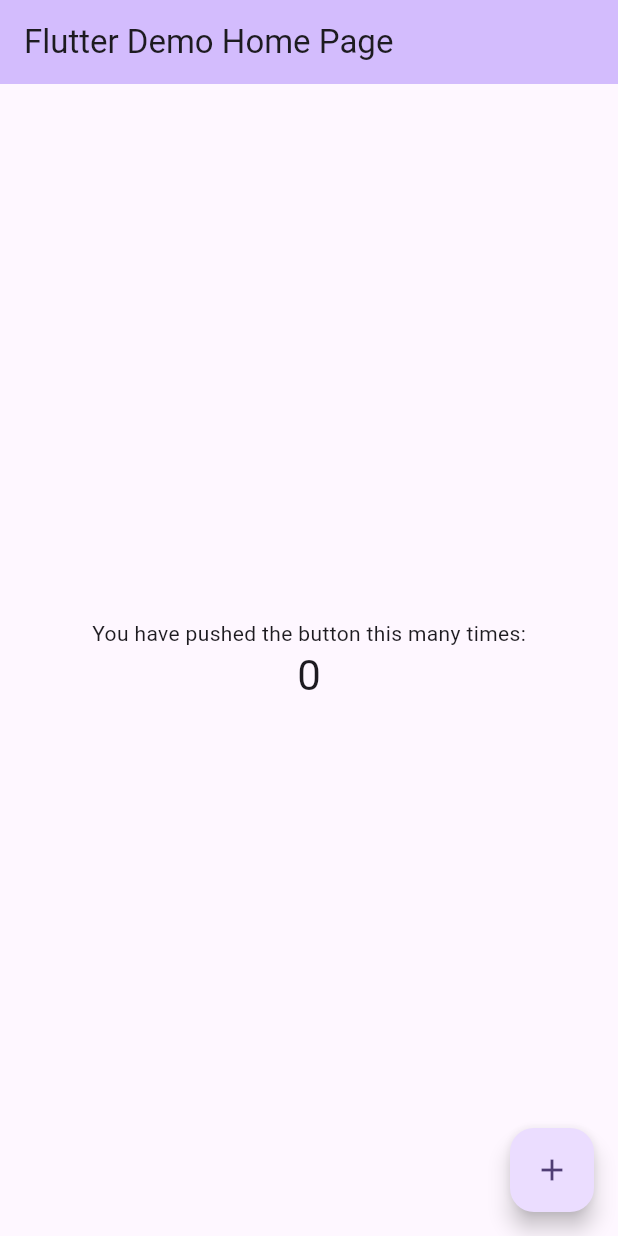
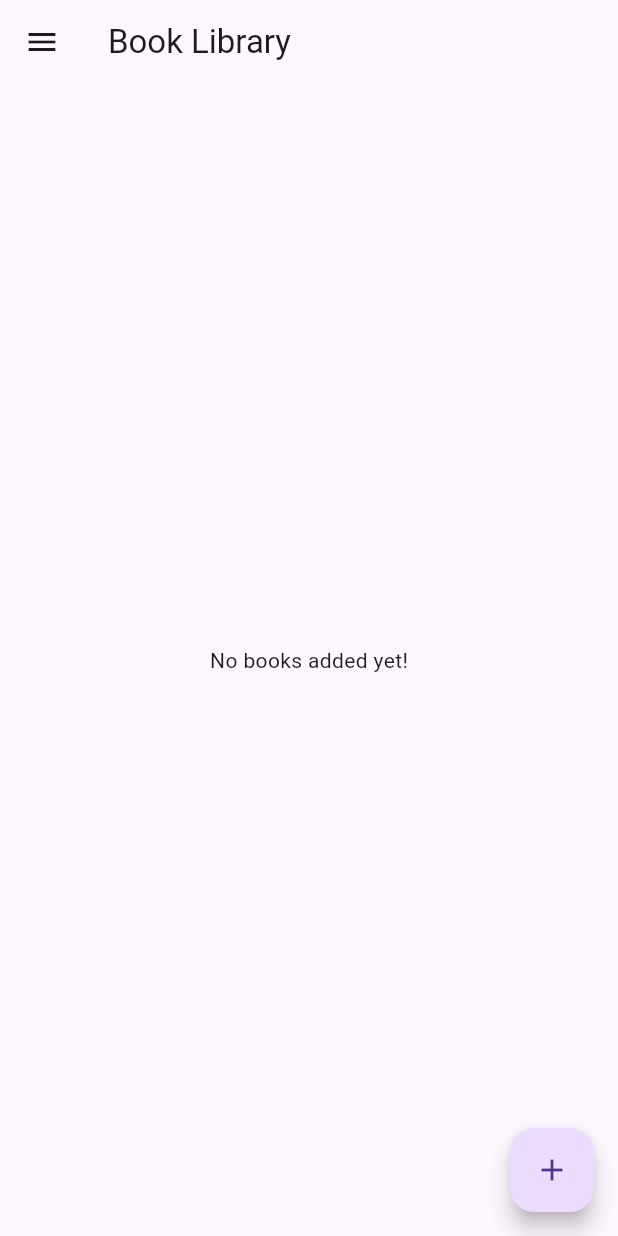
Before and after one commit to jzuber29/project_10_book_library_app, a Flutter app: the screen it shows after launch, on a phone screen of 412 x 824 dp. Run offline on Flutter 3.47's test engine with Material 3 defaults, Android fonts, the phone set to English and light mode, and no system bars.

Commit message:
book library app

```diff
--- a/lib/main.dart
+++ b/lib/main.dart
@@ -1,122 +1,20 @@
 import 'package:flutter/material.dart';
+import 'screens/home_screen.dart';
 
 void main() {
-  runApp(const MyApp());
+  runApp(const BookLibraryApp());
 }
 
-class MyApp extends StatelessWidget {
-  const MyApp({super.key});
+class BookLibraryApp extends StatelessWidget {
+  const BookLibraryApp({super.key});
 
-  // This widget is the root of your application.
   @override
   Widget build(BuildContext context) {
     return MaterialApp(
-      title: 'Flutter Demo',
-      theme: ThemeData(
-        // This is the theme of your application.
-        //
-        // TRY THIS: Try running your application with "flutter run". You'll see
-        // the application has a purple toolbar. Then, without quitting the app,
-        // try changing the seedColor in the colorScheme below to Colors.green
-        // and then invoke "hot reload" (save your changes or press the "hot
-        // reload" button in a Flutter-supported IDE, or press "r" if you used
-        // the command line to start the app).
-        //
-        // Notice that the counter didn't reset back to zero; the application
-        // state is not lost during the reload. To reset the state, use hot
-        // restart instead.
-        //
-        // This works for code too, not just values: Most code changes can be
-        // tested with just a hot reload.
-        colorScheme: ColorScheme.fromSeed(seedColor: Colors.deepPurple),
-      ),
-      home: const MyHomePage(title: 'Flutter Demo Home Page'),
+      title: 'Book Library',
+      debugShowCheckedModeBanner: false,
+      theme: ThemeData(primarySwatch: Colors.blue),
+      home: const HomeScreen(),
     );
   }
 }
-
-class MyHomePage extends StatefulWidget {
-  const MyHomePage({super.key, required this.title});
-
-  // This widget is the home page of your application. It is stateful, meaning
-  // that it has a State object (defined below) that contains fields that affect
-  // how it looks.
-
-  // This class is the configuration for the state. It holds the values (in this
-  // case the title) provided by the parent (in this case the App widget) and
-  // used by the build method of the State. Fields in a Widget subclass are
-  // always marked "final".
-
-  final String title;
-
-  @override
-  State<MyHomePage> createState() => _MyHomePageState();
-}
-
-class _MyHomePageState extends State<MyHomePage> {
-  int _counter = 0;
-
-  void _incrementCounter() {
-    setState(() {
-      // This call to setState tells the Flutter framework that something has
-      // changed in this State, which causes it to rerun the build method below
-      // so that the display can reflect the updated values. If we changed
-      // _counter without calling setState(), then the build method would not be
-      // called again, and so nothing would appear to happen.
-      _counter++;
-    });
-  }
-
-  @override
-  Widget build(BuildContext context) {
-    // This method is rerun every time setState is called, for instance as done
-    // by the _incrementCounter method above.
-    //
-    // The Flutter framework has been optimized to make rerunning build methods
-    // fast, so that you can just rebuild anything that needs updating rather
-    // than having to individually change instances of widgets.
-    return Scaffold(
-      appBar: AppBar(
-        // TRY THIS: Try changing the color here to a specific color (to
-        // Colors.amber, perhaps?) and trigger a hot reload to see the AppBar
-        // change color while the other colors stay the same.
-        backgroundColor: Theme.of(context).colorScheme.inversePrimary,
-        // Here we take the value from the MyHomePage object that was created by
-        // the App.build method, and use it to set our appbar title.
-        title: Text(widget.title),
-      ),
-      body: Center(
-        // Center is a layout widget. It takes a single child and positions it
-        // in the middle of the parent.
-        child: Column(
-          // Column is also a layout widget. It takes a list of children and
-          // arranges them vertically. By default, it sizes itself to fit its
-          // children horizontally, and tries to be as tall as its parent.
-          //
-          // Column has various properties to control how it sizes itself and
-          // how it positions its children. Here we use mainAxisAlignment to
-          // center the children vertically; the main axis here is the vertical
-          // axis because Columns are vertical (the cross axis would be
-          // horizontal).
-          //
-          // TRY THIS: Invoke "debug painting" (choose the "Toggle Debug Paint"
-          // action in the IDE, or press "p" in the console), to see the
-          // wireframe for each widget.
-          mainAxisAlignment: MainAxisAlignment.center,
-          children: <Widget>[
-            const Text('You have pushed the button this many times:'),
-            Text(
-              '$_counter',
-              style: Theme.of(context).textTheme.headlineMedium,
-            ),
-          ],
-        ),
-      ),
-      floatingActionButton: FloatingActionButton(
-        onPressed: _incrementCounter,
-        tooltip: 'Increment',
-        child: const Icon(Icons.add),
-      ), // This trailing comma makes auto-formatting nicer for build methods.
-    );
-  }
-}
--- /dev/null
+++ b/lib/models/book.dart
@@ -0,0 +1,11 @@
+class Book {
+  final String title;
+  final String author;
+  final String category;
+
+  Book({
+    required this.title,
+    required this.author,
+    required this.category,
+  });
+}
--- /dev/null
+++ b/lib/screens/book_detail_screen.dart
@@ -0,0 +1,29 @@
+import 'package:flutter/material.dart';
+import '../models/book.dart';
+
+class BookDetailScreen extends StatelessWidget {
+  final Book book;
+
+  const BookDetailScreen({super.key, required this.book});
+
+  @override
+  Widget build(BuildContext context) {
+    return Scaffold(
+      appBar: AppBar(title: Text(book.title)),
+      body: Padding(
+        padding: const EdgeInsets.all(16.0),
+        child: Column(
+          crossAxisAlignment: CrossAxisAlignment.start,
+          children: [
+            Text('Title: ${book.title}', style: const TextStyle(fontSize: 20)),
+            const SizedBox(height: 10),
+            Text('Author: ${book.author}', style: const TextStyle(fontSize: 18)),
+            const SizedBox(height: 10),
+            Text('Category: ${book.category}',
+                style: const TextStyle(fontSize: 16)),
+          ],
+        ),
+      ),
+    );
+  }
+}
--- /dev/null
+++ b/lib/screens/home_screen.dart
@@ -0,0 +1,74 @@
+import 'package:flutter/material.dart';
+import '../models/book.dart';
+import 'add_book_screen.dart';
+import 'book_detail_screen.dart';
+import '../widgets/book_card.dart';
+
+class HomeScreen extends StatefulWidget {
+  const HomeScreen({super.key});
+
+  @override
+  State<HomeScreen> createState() => _HomeScreenState();
+}
+
+class _HomeScreenState extends State<HomeScreen> {
+  final List<Book> _books = [];
+
+  void _addBook(Book book) {
+    setState(() {
+      _books.add(book);
+    });
+  }
+
+  @override
+  Widget build(BuildContext context) {
+    return Scaffold(
+      appBar: AppBar(title: const Text('Book Library')),
+      drawer: Drawer(
+        child: ListView(
+          padding: EdgeInsets.zero,
+          children: const [
+            DrawerHeader(
+              decoration: BoxDecoration(color: Colors.blue),
+              child: Text('Categories', style: TextStyle(color: Colors.white)),
+            ),
+            ListTile(title: Text('All')),
+            ListTile(title: Text('Fiction')),
+            ListTile(title: Text('Non-Fiction')),
+          ],
+        ),
+      ),
+      body: _books.isEmpty
+          ? const Center(child: Text('No books added yet!'))
+          : ListView.builder(
+              itemCount: _books.length,
+              itemBuilder: (ctx, index) {
+                final book = _books[index];
+                return GestureDetector(
+                  onTap: () {
+                    Navigator.push(
+                      context,
+                      MaterialPageRoute(
+                        builder: (ctx) => BookDetailScreen(book: book),
+                      ),
+                    );
+                  },
+                  child: BookCard(book: book),
+                );
+              },
+            ),
+      floatingActionButton: FloatingActionButton(
+        onPressed: () async {
+          final newBook = await Navigator.push<Book>(
+            context,
+            MaterialPageRoute(builder: (ctx) => AddBookScreen()),
+          );
+          if (newBook != null) {
+            _addBook(newBook);
+          }
+        },
+        child: const Icon(Icons.add),
+      ),
+    );
+  }
+}
--- /dev/null
+++ b/lib/widgets/book_card.dart
@@ -0,0 +1,20 @@
+import 'package:flutter/material.dart';
+import '../models/book.dart';
+
+class BookCard extends StatelessWidget {
+  final Book book;
+
+  const BookCard({super.key, required this.book});
+
+  @override
+  Widget build(BuildContext context) {
+    return Card(
+      margin: const EdgeInsets.symmetric(horizontal: 12, vertical: 6),
+      child: ListTile(
+        title: Text(book.title),
+        subtitle: Text('by ${book.author}'),
+        trailing: const Icon(Icons.arrow_forward_ios, size: 16),
+      ),
+    );
+  }
+}
```
Also changed, not shown: lib/screens/add_book_screen.dart (added, +69 -0 lines).
